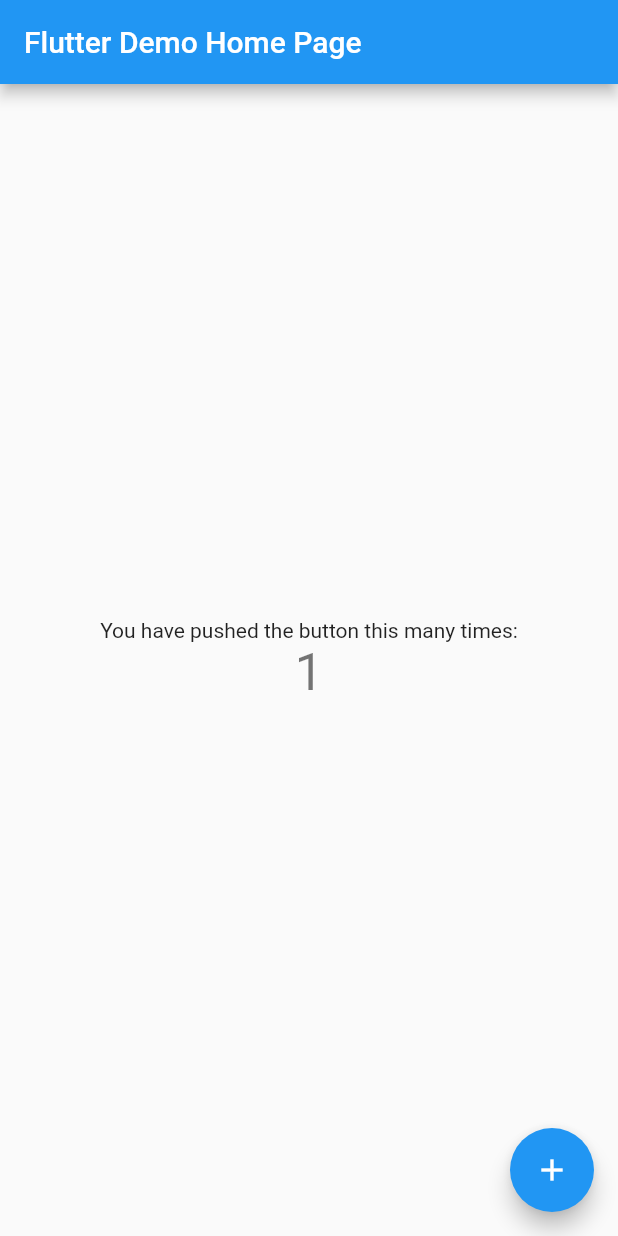
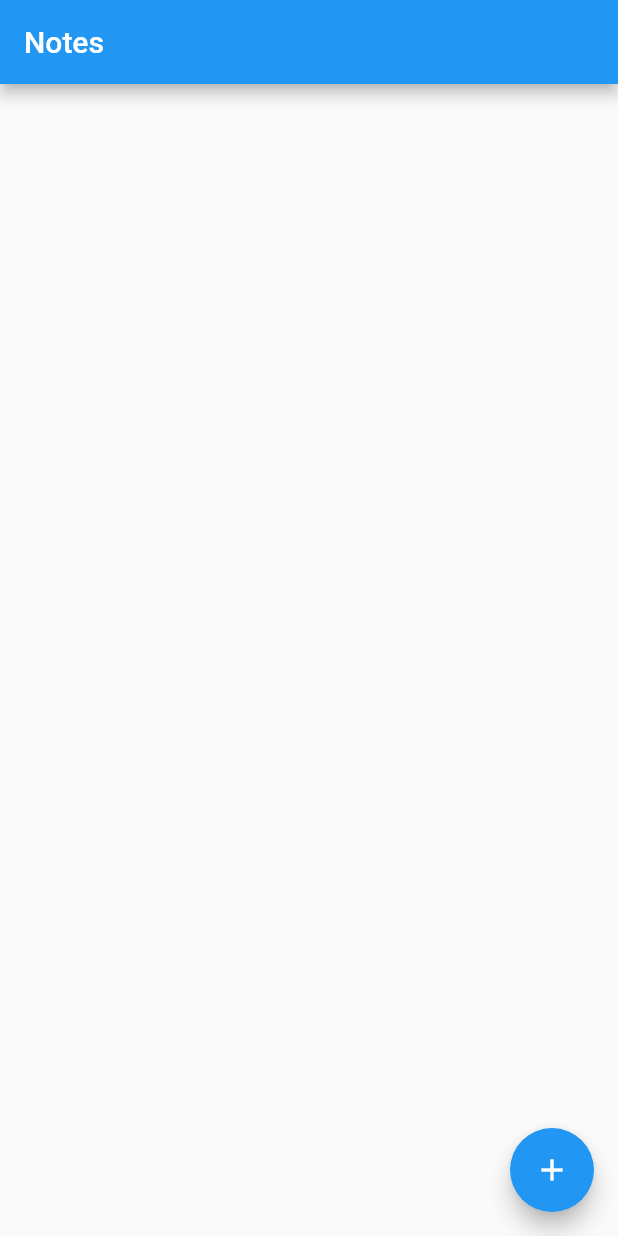
Before and after one commit to m8811163008/note_application, a Flutter app: the screen it shows after launch, after a tap on the "add" icon, on a phone screen of 412 x 824 dp. Run offline on Flutter 3.47's test engine with Material 2 defaults, Android fonts, the phone set to English and light mode, and no system bars; our stand-ins replace equatable, flutter_bloc.

Commit message:
[Ok] Add home page

```diff
--- a/lib/main.dart
+++ b/lib/main.dart
@@ -1,115 +1,50 @@
 import 'package:flutter/material.dart';
+import 'package:flutter_bloc/flutter_bloc.dart';
+import 'package:note_application/cubit/notes_cubit.dart';
+import 'package:note_application/cubit/notes_states.dart';
 
 void main() {
-  runApp(const MyApp());
+  runApp(
+    MyHomePage(
+      title: 'Notes',
+      notesCubit: NotesCubit(),
+    ),
+  );
 }
 
-class MyApp extends StatelessWidget {
-  const MyApp({Key? key}) : super(key: key);
+class MyHomePage extends StatelessWidget {
+  final NotesCubit notesCubit;
+  final String title;
 
-  // This widget is the root of your application.
+  const MyHomePage({Key? key, required this.title, required this.notesCubit})
+      : super(key: key);
+
   @override
   Widget build(BuildContext context) {
     return MaterialApp(
-      title: 'Flutter Demo',
-      theme: ThemeData(
-        // This is the theme of your application.
-        //
-        // Try running your application with "flutter run". You'll see the
-        // application has a blue toolbar. Then, without quitting the app, try
-        // changing the primarySwatch below to Colors.green and then invoke
-        // "hot reload" (press "r" in the console where you ran "flutter run",
-        // or simply save your changes to "hot reload" in a Flutter IDE).
-        // Notice that the counter didn't reset back to zero; the application
-        // is not restarted.
-        primarySwatch: Colors.blue,
+      home: Scaffold(
+        appBar: AppBar(
+          title: Text(title),
+        ),
+        body: BlocBuilder<NotesCubit, NotesState>(
+          bloc: notesCubit,
+          builder: (context, state) => ListView.builder(
+            itemCount: state.notes.length,
+            itemBuilder: (context, index) {
+              var note = state.notes[index];
+              return ListTile(
+                title: Text(note.title),
+                subtitle: Text(note.body),
+              );
+            },
+          ),
+        ),
+        floatingActionButton: FloatingActionButton(
+          onPressed: () {},
+          tooltip: 'Add',
+          child: const Icon(Icons.add),
+        ),
       ),
-      home: const MyHomePage(title: 'Flutter Demo Home Page'),
     );
   }
 }
-
-class MyHomePage extends StatefulWidget {
-  const MyHomePage({Key? key, required this.title}) : super(key: key);
-
-  // This widget is the home page of your application. It is stateful, meaning
-  // that it has a State object (defined below) that contains fields that affect
-  // how it looks.
-
-  // This class is the configuration for the state. It holds the values (in this
-  // case the title) provided by the parent (in this case the App widget) and
-  // used by the build method of the State. Fields in a Widget subclass are
-  // always marked "final".
-
-  final String title;
-
-  @override
-  State<MyHomePage> createState() => _MyHomePageState();
-}
-
-class _MyHomePageState extends State<MyHomePage> {
-  int _counter = 0;
-
-  void _incrementCounter() {
-    setState(() {
-      // This call to setState tells the Flutter framework that something has
-      // changed in this State, which causes it to rerun the build method below
-      // so that the display can reflect the updated values. If we changed
-      // _counter without calling setState(), then the build method would not be
-      // called again, and so nothing would appear to happen.
-      _counter++;
-    });
-  }
-
-  @override
-  Widget build(BuildContext context) {
-    // This method is rerun every time setState is called, for instance as done
-    // by the _incrementCounter method above.
-    //
-    // The Flutter framework has been optimized to make rerunning build methods
-    // fast, so that you can just rebuild anything that needs updating rather
-    // than having to individually change instances of widgets.
-    return Scaffold(
-      appBar: AppBar(
-        // Here we take the value from the MyHomePage object that was created by
-        // the App.build method, and use it to set our appbar title.
-        title: Text(widget.title),
-      ),
-      body: Center(
-        // Center is a layout widget. It takes a single child and positions it
-        // in the middle of the parent.
-        child: Column(
-          // Column is also a layout widget. It takes a list of children and
-          // arranges them vertically. By default, it sizes itself to fit its
-          // children horizontally, and tries to be as tall as its parent.
-          //
-          // Invoke "debug painting" (press "p" in the console, choose the
-          // "Toggle Debug Paint" action from the Flutter Inspector in Android
-          // Studio, or the "Toggle Debug Paint" command in Visual Studio Code)
-          // to see the wireframe for each widget.
-          //
-          // Column has various properties to control how it sizes itself and
-          // how it positions its children. Here we use mainAxisAlignment to
-          // center the children vertically; the main axis here is the vertical
-          // axis because Columns are vertical (the cross axis would be
-          // horizontal).
-          mainAxisAlignment: MainAxisAlignment.center,
-          children: <Widget>[
-            const Text(
-              'You have pushed the button this many times:',
-            ),
-            Text(
-              '$_counter',
-              style: Theme.of(context).textTheme.headline4,
-            ),
-          ],
-        ),
-      ),
-      floatingActionButton: FloatingActionButton(
-        onPressed: _incrementCounter,
-        tooltip: 'Increment',
-        child: const Icon(Icons.add),
-      ), // This trailing comma makes auto-formatting nicer for build methods.
-    );
-  }
-}
```
